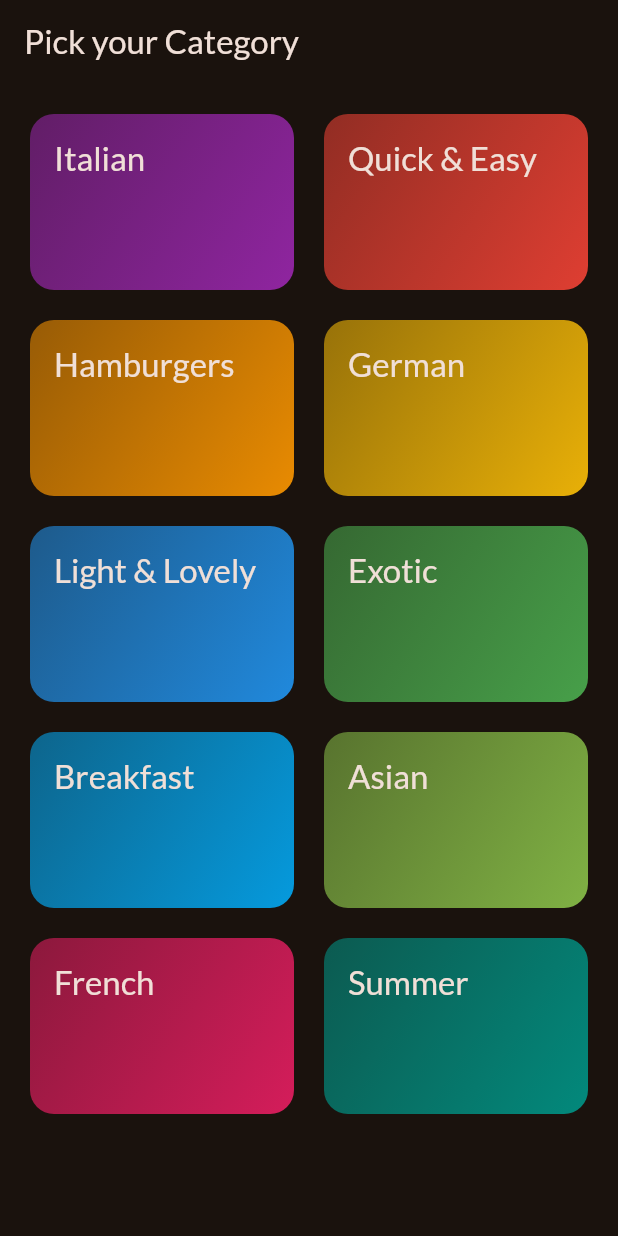
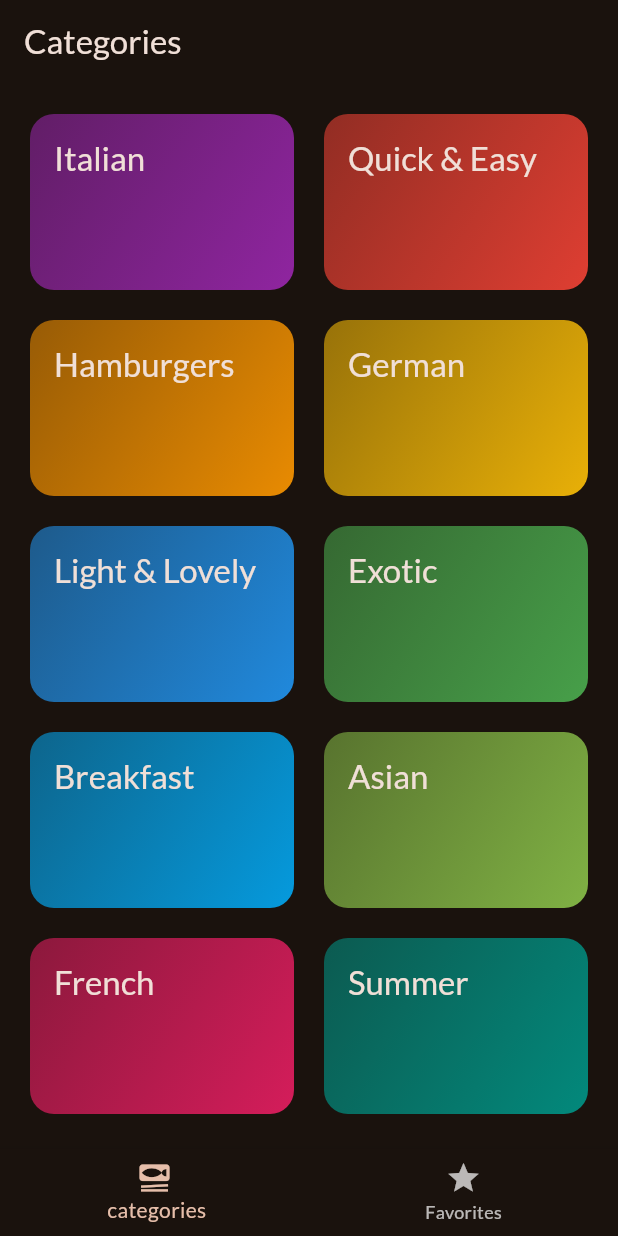
Before and after one commit to Ritik471/Meals-App, a Flutter app: the screen it shows after launch, on a phone screen of 412 x 824 dp. Run offline on Flutter 3.47's test engine with Material 3 defaults, Android fonts, the phone set to English and light mode, and no system bars; our stand-ins replace google_fonts, transparent_image.

Commit message:
initial commit

```diff
--- a/lib/main.dart
+++ b/lib/main.dart
@@ -1,6 +1,6 @@
 import 'package:flutter/material.dart';
 import 'package:google_fonts/google_fonts.dart';
-import 'package:meals_app/screens/categories.dart';
+import 'package:meals_app/screens/tabs.dart';
 
 final theme = ThemeData(
   useMaterial3: true,
@@ -22,7 +22,7 @@ class App extends StatelessWidget {
   Widget build(BuildContext context) {
     return MaterialApp(
       theme: theme,
-      home: const CategoriesScreen(),
+      home: const TabsScreen(),
     );
   }
 }
--- a/lib/screens/categories.dart
+++ b/lib/screens/categories.dart
@@ -1,20 +1,27 @@
 import 'package:flutter/material.dart';
 import 'package:meals_app/data/dummy_data.dart';
 import 'package:meals_app/models/category.dart';
+import 'package:meals_app/models/meal.dart';
 import 'package:meals_app/screens/meals.dart';
 import 'package:meals_app/widgets/category_grid_item.dart';
 
 class CategoriesScreen extends StatelessWidget {
-  const CategoriesScreen({super.key});
+  const CategoriesScreen({super.key, required this.onToggleFavorite});
+
+  final void Function(Meal meal) onToggleFavorite;
 
   void _selectCategoty(BuildContext context, Category category) {
-    dummyMeals.where((element) => false);
+    final filteredMeals = dummyMeals
+        .where((meal) => meal.categories.contains(category.id))
+        .toList();
+
     Navigator.push(
       context,
       MaterialPageRoute(
         builder: (ctx) => MealsScreen(
-          title: 'Some title',
-          meals: [],
+          title: category.title,
+          meals: filteredMeals,
+          onToggleFavorite: onToggleFavorite,
         ),
       ),
     );
@@ -22,11 +29,7 @@ class CategoriesScreen extends StatelessWidget {
 
   @override
   Widget build(BuildContext context) {
-    return Scaffold(
-      appBar: AppBar(
-        title: const Text('Pick your Category'),
-      ),
-      body: GridView(
+    return GridView(
       padding: const EdgeInsets.all(20),
       gridDelegate: const SliverGridDelegateWithFixedCrossAxisCount(
         crossAxisCount: 2,
@@ -39,11 +42,10 @@ class CategoriesScreen extends StatelessWidget {
           CategoryGridItem(
             category: category,
             onSelectCategory: () {
-                _selectCategoty(context);
+              _selectCategoty(context, category);
             },
           )
       ],
-      ),
     );
   }
 }
--- /dev/null
+++ b/lib/screens/tabs.dart
@@ -0,0 +1,72 @@
+import 'package:flutter/material.dart';
+import 'package:meals_app/models/meal.dart';
+import 'package:meals_app/screens/categories.dart';
+import 'package:meals_app/screens/meals.dart';
+
+class TabsScreen extends StatefulWidget {
+  const TabsScreen({super.key});
+
+  @override
+  State<TabsScreen> createState() {
+    return _TabsScreenState();
+  }
+}
+
+class _TabsScreenState extends State<TabsScreen> {
+  int _selectedPageIndex = 0;
+  final List<Meal> _favoriteMeals = [];
+
+  void _toggleMealFavorteStatus(Meal meal) {
+    final isExisting = _favoriteMeals.contains(meal);
+
+    if (isExisting) {
+      _favoriteMeals.remove(meal);
+    } else {
+      _favoriteMeals.add(meal);
+    }
+  }
+
+  void _selectPage(int index) {
+    setState(
+      () {
+        _selectedPageIndex = index;
+      },
+    );
+  }
+
+  @override
+  Widget build(BuildContext context) {
+    Widget activePage = CategoriesScreen(
+      onToggleFavorite: _toggleMealFavorteStatus,
+    );
+    var activePageTitle = 'Categories';
+    if (_selectedPageIndex == 1) {
+      activePage = MealsScreen(
+        meals: [],
+        onToggleFavorite: _toggleMealFavorteStatus,
+      );
+      activePageTitle = 'Your Favorites';
+    }
+
+    return Scaffold(
+      appBar: AppBar(
+        title: Text(activePageTitle),
+      ),
+      body: activePage,
+      bottomNavigationBar: BottomNavigationBar(
+        onTap: _selectPage,
+        currentIndex: _selectedPageIndex,
+        items: const [
+          BottomNavigationBarItem(
+            icon: Icon(Icons.set_meal),
+            label: ' categories',
+          ),
+          BottomNavigationBarItem(
+            icon: Icon(Icons.star),
+            label: 'Favorites',
+          ),
+        ],
+      ),
+    );
+  }
+}
--- a/lib/widgets/category_grid_item.dart
+++ b/lib/widgets/category_grid_item.dart
@@ -2,7 +2,11 @@ import 'package:flutter/material.dart';
 import 'package:meals_app/models/category.dart';
 
 class CategoryGridItem extends StatelessWidget {
-  const CategoryGridItem({super.key, required this.category, required this.onSelectCategory});
+  const CategoryGridItem({
+    super.key,
+    required this.category,
+    required this.onSelectCategory,
+  });
 
   final Category category;
   final void Function() onSelectCategory;
@@ -29,8 +33,8 @@ class CategoryGridItem extends StatelessWidget {
         child: Text(
           category.title,
           style: Theme.of(context).textTheme.titleLarge!.copyWith(
-            color: Theme.of(context).colorScheme.onBackground,
-          ),
+                color: Theme.of(context).colorScheme.onBackground,
+              ),
         ),
       ),
     );
--- a/pubspec.yaml
+++ b/pubspec.yaml
@@ -36,6 +36,7 @@ dependencies:
   # Use with the CupertinoIcons class for iOS style icons.
   cupertino_icons: ^1.0.2
   google_fonts: ^6.1.0
+  transparent_image: ^2.0.1
 
 dev_dependencies:
   flutter_test:
```
Also changed, not shown: lib/screens/meal_details.dart (added, +79 -0 lines), lib/screens/meals.dart (+31 -8 lines), lib/widgets/meal_Item_trait.dart (added, +32 -0 lines), lib/widgets/meal_item.dart (added, +99 -0 lines), pubspec.lock. Lines whose indentation alone changed are shown as unchanged.
